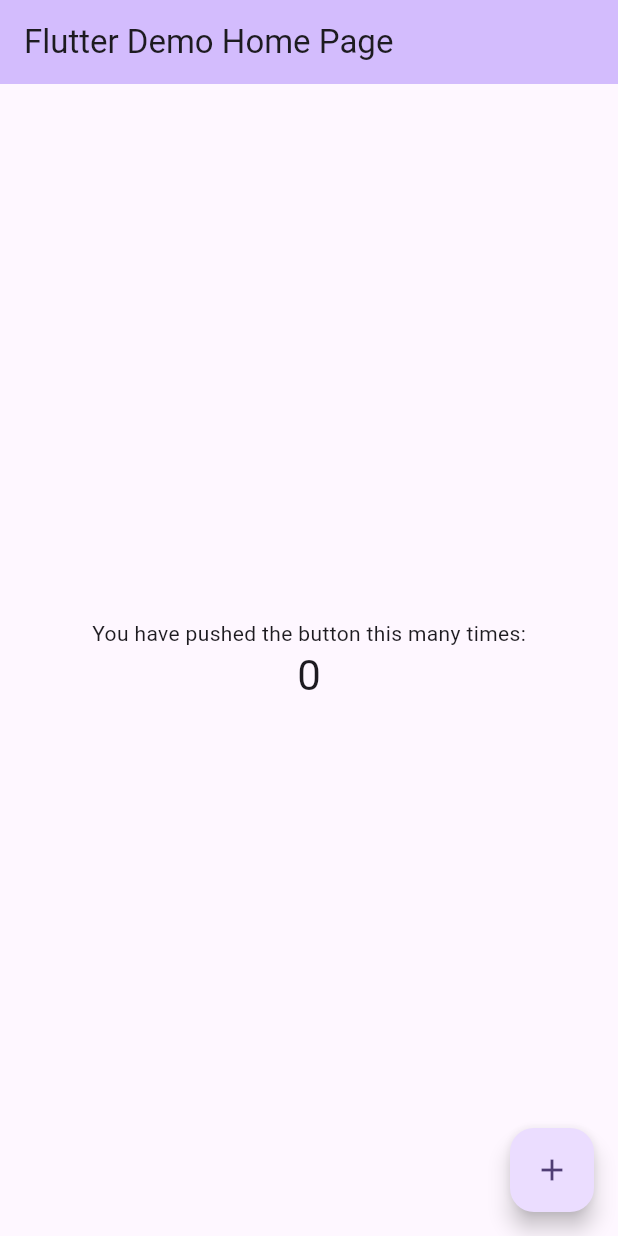
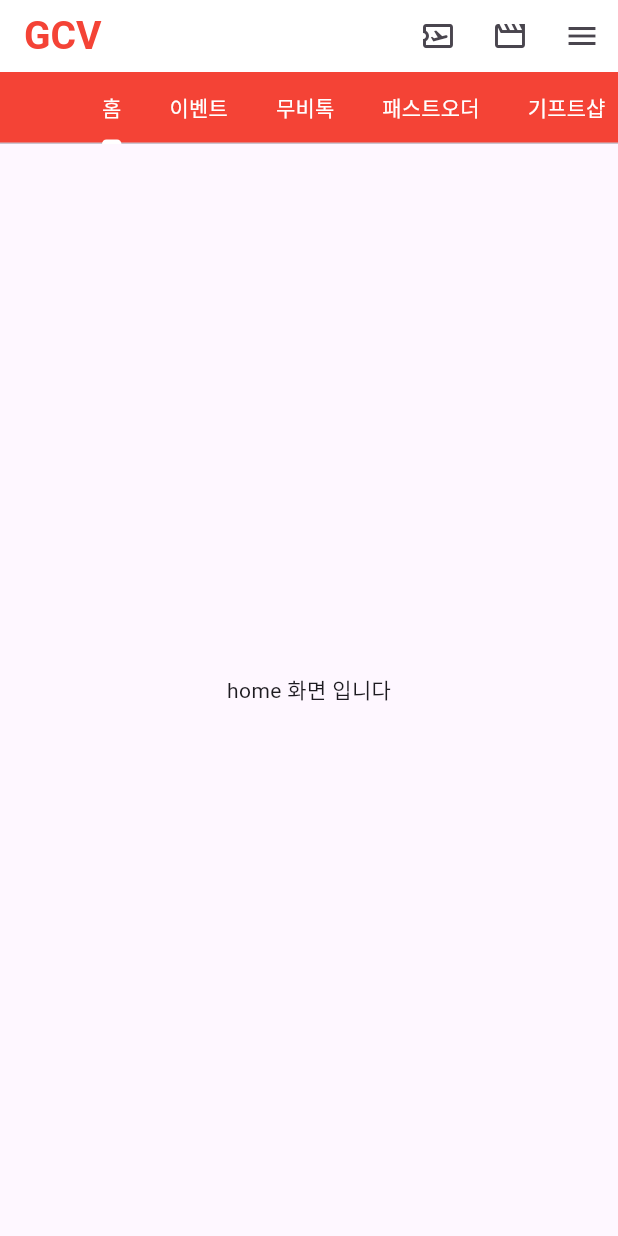
Before and after one commit to pymc20/cgv_clone, a Flutter app: the screen it shows after launch, on a phone screen of 412 x 824 dp. Run offline on Flutter 3.47's test engine with Material 2 defaults, Android fonts, the phone set to English and light mode, and no system bars.

Commit message:
AppBar 추가 Movie class 추가 carousel_slider 설치 기본 주석 제거

```diff
--- a/lib/main.dart
+++ b/lib/main.dart
@@ -1,3 +1,4 @@
+import 'package:cgv_clone/screens/home/home_screen.dart';
 import 'package:flutter/material.dart';
 
 void main() {
@@ -7,119 +8,16 @@ void main() {
 class MyApp extends StatelessWidget {
   const MyApp({super.key});
 
-  // This widget is the root of your application.
   @override
   Widget build(BuildContext context) {
     return MaterialApp(
-      title: 'Flutter Demo',
+      title: 'CGV Clone',
+      debugShowCheckedModeBanner: false,
       theme: ThemeData(
-        // This is the theme of your application.
-        //
-        // TRY THIS: Try running your application with "flutter run". You'll see
-        // the application has a blue toolbar. Then, without quitting the app,
-        // try changing the seedColor in the colorScheme below to Colors.green
-        // and then invoke "hot reload" (save your changes or press the "hot
-        // reload" button in a Flutter-supported IDE, or press "r" if you used
-        // the command line to start the app).
-        //
-        // Notice that the counter didn't reset back to zero; the application
-        // state is not lost during the reload. To reset the state, use hot
-        // restart instead.
-        //
-        // This works for code too, not just values: Most code changes can be
-        // tested with just a hot reload.
         colorScheme: ColorScheme.fromSeed(seedColor: Colors.deepPurple),
         useMaterial3: true,
       ),
-      home: const MyHomePage(title: 'Flutter Demo Home Page'),
+      home: const MyHomePage(),
     );
   }
 }
-
-class MyHomePage extends StatefulWidget {
-  const MyHomePage({super.key, required this.title});
-
-  // This widget is the home page of your application. It is stateful, meaning
-  // that it has a State object (defined below) that contains fields that affect
-  // how it looks.
-
-  // This class is the configuration for the state. It holds the values (in this
-  // case the title) provided by the parent (in this case the App widget) and
-  // used by the build method of the State. Fields in a Widget subclass are
-  // always marked "final".
-
-  final String title;
-
-  @override
-  State<MyHomePage> createState() => _MyHomePageState();
-}
-
-class _MyHomePageState extends State<MyHomePage> {
-  int _counter = 0;
-
-  void _incrementCounter() {
-    setState(() {
-      // This call to setState tells the Flutter framework that something has
-      // changed in this State, which causes it to rerun the build method below
-      // so that the display can reflect the updated values. If we changed
-      // _counter without calling setState(), then the build method would not be
-      // called again, and so nothing would appear to happen.
-      _counter++;
-    });
-  }
-
-  @override
-  Widget build(BuildContext context) {
-    // This method is rerun every time setState is called, for instance as done
-    // by the _incrementCounter method above.
-    //
-    // The Flutter framework has been optimized to make rerunning build methods
-    // fast, so that you can just rebuild anything that needs updating rather
-    // than having to individually change instances of widgets.
-    return Scaffold(
-      appBar: AppBar(
-        // TRY THIS: Try changing the color here to a specific color (to
-        // Colors.amber, perhaps?) and trigger a hot reload to see the AppBar
-        // change color while the other colors stay the same.
-        backgroundColor: Theme.of(context).colorScheme.inversePrimary,
-        // Here we take the value from the MyHomePage object that was created by
-        // the App.build method, and use it to set our appbar title.
-        title: Text(widget.title),
-      ),
-      body: Center(
-        // Center is a layout widget. It takes a single child and positions it
-        // in the middle of the parent.
-        child: Column(
-          // Column is also a layout widget. It takes a list of children and
-          // arranges them vertically. By default, it sizes itself to fit its
-          // children horizontally, and tries to be as tall as its parent.
-          //
-          // Column has various properties to control how it sizes itself and
-          // how it positions its children. Here we use mainAxisAlignment to
-          // center the children vertically; the main axis here is the vertical
-          // axis because Columns are vertical (the cross axis would be
-          // horizontal).
-          //
-          // TRY THIS: Invoke "debug painting" (choose the "Toggle Debug Paint"
-          // action in the IDE, or press "p" in the console), to see the
-          // wireframe for each widget.
-          mainAxisAlignment: MainAxisAlignment.center,
-          children: <Widget>[
-            const Text(
-              'You have pushed the button this many times:',
-            ),
-            Text(
-              '$_counter',
-              style: Theme.of(context).textTheme.headlineMedium,
-            ),
-          ],
-        ),
-      ),
-      floatingActionButton: FloatingActionButton(
-        onPressed: _incrementCounter,
-        tooltip: 'Increment',
-        child: const Icon(Icons.add),
-      ), // This trailing comma makes auto-formatting nicer for build methods.
-    );
-  }
-}
--- /dev/null
+++ b/lib/screens/home/home_screen.dart
@@ -0,0 +1,60 @@
+import 'package:flutter/material.dart';
+
+class MyHomePage extends StatelessWidget {
+  const MyHomePage({Key? key}) : super(key: key);
+
+  @override
+  Widget build(BuildContext context) {
+    List<String> menuItems = ["홈", "이벤트", "무비톡", "패스트오더", "기프트샵", "@GCV"];
+    return DefaultTabController(
+      length: menuItems.length,
+      child: Scaffold(
+        appBar: AppBar(
+          title: const Text(
+            "GCV",
+            style: TextStyle(
+                fontSize: 26.0, color: Colors.red, fontWeight: FontWeight.bold),
+          ),
+          backgroundColor: Colors.white,
+          actions: [
+            IconButton(
+                onPressed: () {},
+                icon: const Icon(Icons.airplane_ticket_outlined)),
+            IconButton(
+                onPressed: () {}, icon: const Icon(Icons.movie_outlined)),
+            IconButton(onPressed: () {}, icon: const Icon(Icons.menu)),
+          ],
+          bottom: PreferredSize(
+            preferredSize: const Size.fromHeight(40.0),
+            child: Container(
+              color: Colors.red,
+              width: double.infinity,
+              child: TabBar(
+                tabs: List.generate(
+                    menuItems.length,
+                    (index) => Tab(
+                          text: menuItems[index],
+                        )),
+                unselectedLabelColor: Colors.white,
+                labelColor: Colors.white,
+                indicatorColor: Colors.white,
+                indicatorSize: TabBarIndicatorSize.label,
+                isScrollable: true,
+              ),
+            ),
+          ),
+        ),
+        body: const TabBarView(
+          children: [
+            Center(child: Text("home 화면 입니다")),
+            Center(child: Text("이벤트 화면 입니다")),
+            Center(child: Text("무비톡 화면 입니다")),
+            Center(child: Text("패스트오더 화면 입니다")),
+            Center(child: Text("기프트샵 화면 입니다")),
+            Center(child: Text("@GCV 화면 입니다"))
+          ],
+        ),
+      ),
+    );
+  }
+}
```
Also changed, not shown: analysis_options.yaml (+0 -24 lines), lib/models/movies.dart (added, +47 -0 lines), pubspec.yaml (+2 -75 lines), lib/screens/movie/detail_screen.dart (added), lib/screens/movie/review_screen.dart (added), lib/widgets/image_slider_widget.dart (added), lib/widgets/movie_chart_widget.dart (added), pubspec.lock.
